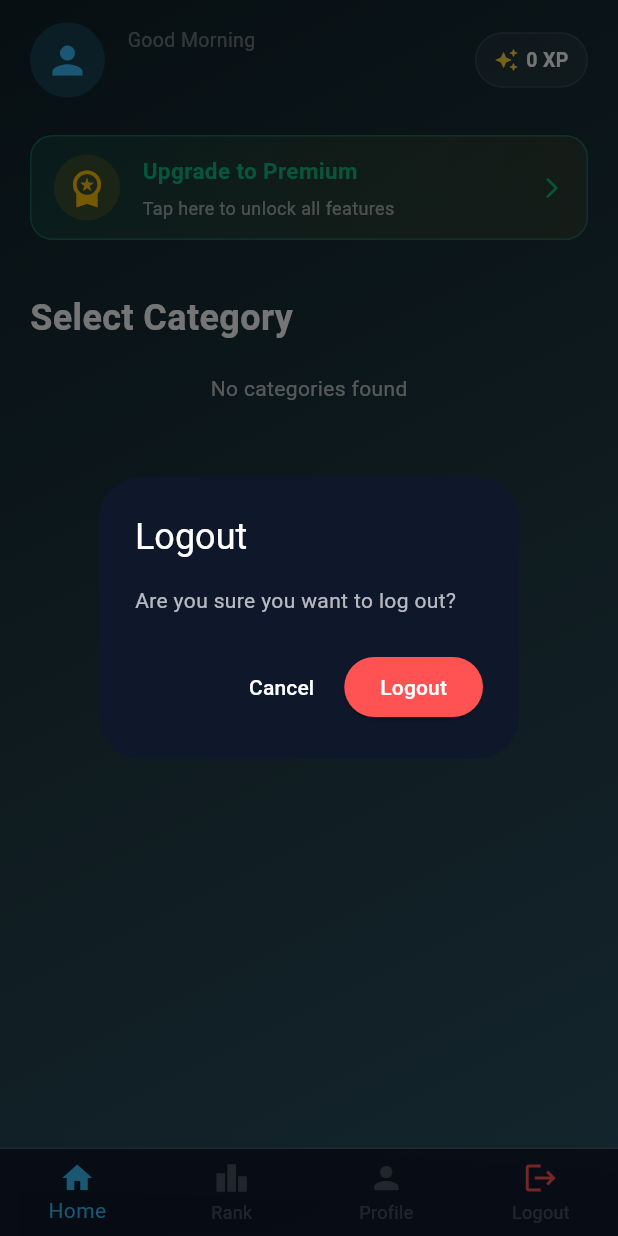
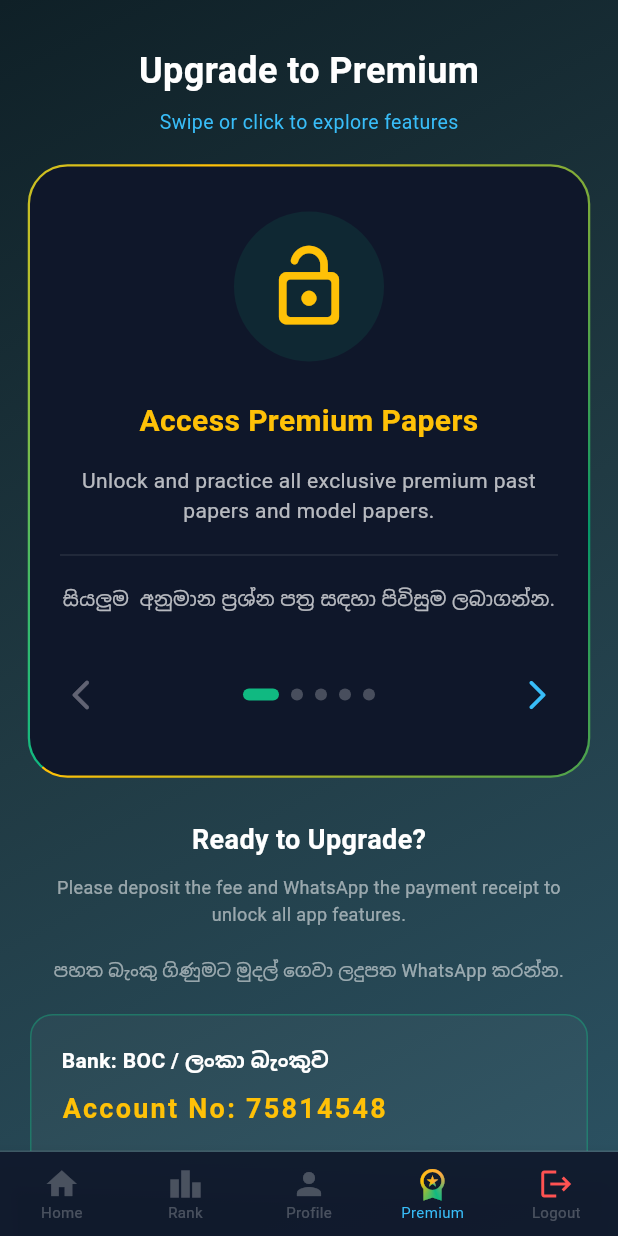
Before and after one commit to ruwan-dev/gk_quiz_app, a Flutter app: the screen it shows once a user with an empty profile is signed in, item 4 of the bottom bar chosen, on a phone screen of 412 x 824 dp. Run offline on Flutter 3.47's test engine with Material 3 defaults, Android fonts, the phone set to English and light mode, and no system bars; our stand-ins replace cloud_firestore, firebase_auth, firebase_core, percent_indicator; accounts and stored records are empty; Roboto replaces fonts that are missing (Poppins).

Commit message:
feat: implement PremiumScreen with feature highlights and navigation

```diff
--- a/lib/screens/home_screen.dart
+++ b/lib/screens/home_screen.dart
@@ -8,6 +8,7 @@ import 'admin_panel.dart';
 import 'login_screen.dart';
 import 'leaderboard_screen.dart';
 import 'profile_screen.dart';
+import 'premium_screen.dart'; // 🚀 අලුත් Premium Screen එක Import කළා
 import '../main.dart';
 import '../theme/app_theme.dart';
 import '../utils/gemini_loader.dart';
@@ -20,29 +21,39 @@ class HomeScreen extends StatefulWidget {
 }
 
 class _HomeScreenState extends State<HomeScreen> {
-  int _selectedIndex = 0;
+  String _currentLabel = "Home";
 
-  List<Widget> _getScreens(bool isAdmin) {
-    return [
-      const HomeTab(),
-      const LeaderboardScreen(),
-      const ProfileScreen(),
-      if (isAdmin) const AdminPanel(),
-    ];
+  Widget _getScreen(bool isAdmin) {
+    switch (_currentLabel) {
+      case "Home": return HomeTab(onNavigate: _onNavigateToTab); // 🚀 Tab මාරු කරන්න function එක pass කරනවා
+      case "Rank": return const LeaderboardScreen();
+      case "Premium": return const PremiumScreen(); // 🚀 Premium Screen එක මෙතනට දුන්නා
+      case "Profile": return const ProfileScreen();
+      case "Admin": return isAdmin ? const AdminPanel() : HomeTab(onNavigate: _onNavigateToTab);
+      default: return HomeTab(onNavigate: _onNavigateToTab);
+    }
   }
 
-  void _onItemTapped(int index, bool isAdmin, bool isDeactivated) {
-    int logoutIndex = isAdmin ? 4 : 3;
-    if (index == logoutIndex) {
-      _showLogoutDialog();
-      return;
-    }
+  // 🚀 වෙනත් Widget එකකින් Tab එක මාරු කරන්න අවශ්‍ය වුණොත් මේක පාවිච්චි කරනවා
+  void _onNavigateToTab(String label) {
+    setState(() {
+      _currentLabel = label;
+    });
+  }
+
+  void _onItemTapped(String label, bool isDeactivated, BuildContext context) {
     if (isDeactivated) {
       _showDeactivatedSnackBar();
       return;
     }
+    if (label == "Logout") {
+      _showLogoutDialog();
+      return;
+    }
+
+    // 🚀 දැන් Premium Click කළාම කෙලින්ම Tab එක මාරු වෙනවා (Popup නෑ)
     setState(() {
-      _selectedIndex = index;
+      _currentLabel = label;
     });
   }
 
@@ -90,12 +101,32 @@ class _HomeScreenState extends State<HomeScreen> {
       stream: FirebaseFirestore.instance.collection('users').doc(currentUser?.uid).snapshots(),
       builder: (context, snapshot) {
         bool isDeactivated = false;
+        bool isPremium = false;
+
         if (snapshot.hasData && snapshot.data!.exists) {
           final data = snapshot.data!.data() as Map<String, dynamic>?;
           isDeactivated = data?['isDeactivated'] ?? false;
+          isPremium = data?['isPremium'] ?? false;
         }
 
-        final List<Widget> screens = _getScreens(isAdmin);
+        List<BottomNavigationBarItem> navItems = [
+          const BottomNavigationBarItem(icon: Icon(Icons.home), label: "Home"),
+          const BottomNavigationBarItem(icon: Icon(Icons.leaderboard), label: "Rank"),
+          const BottomNavigationBarItem(icon: Icon(Icons.person), label: "Profile"),
+        ];
+
+        if (!isPremium) {
+          navItems.add(const BottomNavigationBarItem(icon: AnimatedPremiumIcon(), label: "Premium"));
+        }
+
+        if (isAdmin) {
+          navItems.add(const BottomNavigationBarItem(icon: Icon(Icons.admin_panel_settings), label: "Admin"));
+        }
+
+        navItems.add(const BottomNavigationBarItem(icon: Icon(Icons.logout, color: Colors.redAccent), label: "Logout"));
+
+        int currentIndex = navItems.indexWhere((item) => item.label == _currentLabel);
+        if (currentIndex == -1) currentIndex = 0;
 
         return Scaffold(
           backgroundColor: Colors.transparent,
@@ -130,7 +161,7 @@ class _HomeScreenState extends State<HomeScreen> {
                     absorbing: isDeactivated,
                     child: Opacity(
                       opacity: isDeactivated ? 0.4 : 1.0,
-                      child: screens[_selectedIndex],
+                      child: _getScreen(isAdmin),
                     ),
                   ),
                 ),
@@ -144,15 +175,11 @@ class _HomeScreenState extends State<HomeScreen> {
               type: BottomNavigationBarType.fixed,
               selectedItemColor: isDeactivated ? Colors.white24 : const Color(0xFF38BDF8),
               unselectedItemColor: Colors.white24,
-              currentIndex: _selectedIndex,
-              onTap: (index) => _onItemTapped(index, isAdmin, isDeactivated),
-              items: [
-                const BottomNavigationBarItem(icon: Icon(Icons.home), label: "Home"),
-                const BottomNavigationBarItem(icon: Icon(Icons.leaderboard), label: "Rank"),
-                const BottomNavigationBarItem(icon: Icon(Icons.person), label: "Profile"),
-                if (isAdmin) const BottomNavigationBarItem(icon: Icon(Icons.admin_panel_settings), label: "Admin"),
-                const BottomNavigationBarItem(icon: Icon(Icons.logout, color: Colors.redAccent), label: "Logout"),
-              ],
+              currentIndex: currentIndex,
+              selectedFontSize: 10,
+              unselectedFontSize: 10,
+              onTap: (index) => _onItemTapped(navItems[index].label ?? "", isDeactivated, context),
+              items: navItems,
             ),
           ),
         );
@@ -161,21 +188,53 @@ class _HomeScreenState extends State<HomeScreen> {
   }
 }
 
+class AnimatedPremiumIcon extends StatefulWidget {
+  const AnimatedPremiumIcon({super.key});
+  @override
+  State<AnimatedPremiumIcon> createState() => _AnimatedPremiumIconState();
+}
+
+class _AnimatedPremiumIconState extends State<AnimatedPremiumIcon> with SingleTickerProviderStateMixin {
+  late AnimationController _controller;
+
+  @override
+  void initState() {
+    super.initState();
+    _controller = AnimationController(vsync: this, duration: const Duration(seconds: 2))..repeat();
+  }
+
+  @override
+  void dispose() {
+    _controller.dispose();
+    super.dispose();
+  }
+
+  @override
+  Widget build(BuildContext context) {
+    return AnimatedBuilder(
+      animation: _controller,
+      builder: (context, child) {
+        return ShaderMask(
+          shaderCallback: (bounds) => SweepGradient(
+            colors: const [Colors.amber, Colors.orangeAccent, Color(0xFF10B981), Colors.amber],
+            transform: GradientRotation(_controller.value * 2 * math.pi),
+          ).createShader(bounds),
+          child: const Icon(Icons.workspace_premium, color: Colors.white),
+        );
+      }
+    );
+  }
+}
+
 class HomeTab extends StatelessWidget {
-  const HomeTab({super.key});
+  final Function(String) onNavigate; // 🚀 Tab මාරු කරන්න function එක
+  const HomeTab({super.key, required this.onNavigate});
 
   String _getGreeting() {
     var hour = DateTime.now().hour;
     if (hour < 12) return 'Good Morning';
     if (hour < 17) return 'Good Afternoon';
     return 'Good Evening';
-  }
-
-  void _showPremiumPopup(BuildContext context) {
-    showDialog(
-      context: context,
-      builder: (context) => const AnimatedPremiumPopup(),
-    );
   }
 
   @override
@@ -253,7 +312,7 @@ class HomeTab extends StatelessWidget {
                   if (!isPremium) ...[
                     const SizedBox(height: 25),
                     GestureDetector(
-                      onTap: () => _showPremiumPopup(context),
+                      onTap: () => onNavigate("Premium"), // 🚀 දැන් මේක Click කළාමත් Premium Tab එකට යනවා
                       child: Container(
                         padding: const EdgeInsets.symmetric(horizontal: 15, vertical: 12),
                         decoration: BoxDecoration(
@@ -353,55 +412,6 @@ class HomeTab extends StatelessWidget {
   }
 }
 
-class AnimatedPremiumPopup extends StatefulWidget {
-  const AnimatedPremiumPopup({super.key});
-  @override
-  State<AnimatedPremiumPopup> createState() => _AnimatedPremiumPopupState();
-}
-
-class _AnimatedPremiumPopupState extends State<AnimatedPremiumPopup> with SingleTickerProviderStateMixin {
-  late AnimationController _controller;
-  @override
-  void initState() {
-    super.initState();
-    _controller = AnimationController(vsync: this, duration: const Duration(seconds: 3))..repeat();
-  }
-  @override
-  void dispose() { _controller.dispose(); super.dispose(); }
-  @override
-  Widget build(BuildContext context) {
-    return Dialog(
-      backgroundColor: Colors.transparent,
-      child: AnimatedBuilder(
-        animation: _controller,
-        builder: (context, child) => CustomPaint(
-          painter: GradientBorderPainter(angle: _controller.value * 2 * math.pi, strokeWidth: 3.0, radius: 20, gradientColors: const [Color(0xFF10B981), Colors.amber, Color(0xFF059669), Colors.amber]),
-          child: child,
-        ),
-        child: Container(
-          padding: const EdgeInsets.all(20),
-          decoration: BoxDecoration(color: const Color(0xFF0F172A), borderRadius: BorderRadius.circular(20)),
-          child: Column(mainAxisSize: MainAxisSize.min, children: [
-            Container(padding: const EdgeInsets.all(12), decoration: BoxDecoration(color: const Color(0xFF10B981).withOpacity(0.1), shape: BoxShape.circle), child: const Icon(Icons.workspace_premium, color: Colors.amber, size: 50)),
-            const SizedBox(height: 15),
-            const Text("Unlock Premium!", textAlign: TextAlign.center, style: TextStyle(color: Colors.amber, fontSize: 20, fontWeight: FontWeight.bold)),
-            const SizedBox(height: 12),
-            const Text("Please deposit the fee and WhatsApp the payment receipt to unlock all app features.\n\nබැංකු ගිණුමට මුදල් ගෙවා ලදුපත WhatsApp කරන්න.", textAlign: TextAlign.center, style: TextStyle(color: Colors.white70, fontSize: 12, height: 1.5)),
-            const SizedBox(height: 20),
-            Container(width: double.infinity, padding: const EdgeInsets.all(15), decoration: BoxDecoration(color: Colors.white.withOpacity(0.03), borderRadius: BorderRadius.circular(12), border: Border.all(color: const Color(0xFF10B981).withOpacity(0.4))), child: const Column(crossAxisAlignment: CrossAxisAlignment.start, children: [
-              Text("Bank: BOC / ලංකා බැංකුව", style: TextStyle(color: Colors.white, fontWeight: FontWeight.bold, fontSize: 13)),
-              SizedBox(height: 5),
-              Text("Account No: 1234567890", style: TextStyle(color: Colors.amber, fontWeight: FontWeight.bold, fontSize: 16, letterSpacing: 1.2)),
-            ])),
-            const SizedBox(height: 25),
-            SizedBox(width: double.infinity, height: 45, child: ElevatedButton(style: ElevatedButton.styleFrom(backgroundColor: const Color(0xFF10B981), foregroundColor: Colors.white, shape: RoundedRectangleBorder(borderRadius: BorderRadius.circular(12))), onPressed: () => Navigator.pop(context), child: const Text("Got it!", style: TextStyle(fontWeight: FontWeight.bold, fontSize: 15))))
-          ]),
-        ),
-      ),
-    );
-  }
-}
-
 class AnimatedCategoryCard extends StatefulWidget {
   final String title; final IconData icon; final Color iconColor; final String catId; final bool isNew; final bool isDisabled;
   const AnimatedCategoryCard({super.key, required this.title, required this.icon, required this.iconColor, required this.catId, this.isNew = false, this.isDisabled = false});
@@ -482,7 +492,6 @@ class _AnimatedCategoryCardState extends State<AnimatedCategoryCard> with Single
             child: InkWell(
               borderRadius: BorderRadius.circular(20),
               onTap: () {
-                // isDisabled නම් SnackBar එක පෙන්නන එක අයින් කළා. දැන් කිසිම දෙයක් වෙන්නේ නැහැ.
                 if (!widget.isDisabled) {
                   Navigator.push(context, MaterialPageRoute(builder: (context) => MainBackgroundWrapper(child: PapersScreen(categoryId: widget.catId, categoryName: widget.title))));
                 }
--- /dev/null
+++ b/lib/screens/premium_screen.dart
@@ -0,0 +1,288 @@
+import 'package:flutter/material.dart';
+import 'dart:math' as math;
+import '../utils/app_constants.dart';
+
+class PremiumScreen extends StatefulWidget {
+  const PremiumScreen({super.key});
+
+  @override
+  State<PremiumScreen> createState() => _PremiumScreenState();
+}
+
+class _PremiumScreenState extends State<PremiumScreen> with SingleTickerProviderStateMixin {
+  late AnimationController _controller;
+  int _featureIndex = 0;
+
+  final List<Map<String, dynamic>> _features = [
+    {
+      'icon': Icons.lock_open_rounded,
+      'title': "Access Premium Papers",
+      'enDesc': "Unlock and practice all exclusive premium past papers and model papers.",
+      'siDesc': "සියලුම  අනුමාන ප්‍රශ්න පත්‍ර සඳහා පිවිසුම ලබාගන්න.",
+    },
+    {
+      'icon': Icons.verified_rounded,
+      'title': "Exclusive Verified Badge",
+      'enDesc': "Stand out with a special verified badge next to your name.",
+      'siDesc': "ඔබගේ නමට ඉදිරියෙන් සුවිශේෂී Verified ලාංඡනයක් (Badge) ලබාගන්න.",
+    },
+    {
+      'icon': Icons.account_circle_rounded,
+      'title': "Custom Profile Avatar",
+      'enDesc': "Personalize your profile by uploading your own custom avatar.",
+      'siDesc': "ඔබගේ ගිණුමට ඔබ කැමතිම පින්තූරයක් (Avatar) ඇතුළත් කරගන්න.",
+    },
+    {
+      'icon': Icons.leaderboard_rounded,
+      'title': "Leaderboard Visibility",
+      'enDesc': "Ability to view your rank. (This feature does not affect your score, but the ranking/leaderboard will remain hidden.)",
+      'siDesc': "Ranking වල තමන්ට හිමි ස්ථානය බලාගැනිමට හැකිවීම.(පහසුකම ලකුනු වලට බලපෑමක් සිදු නොකරයි,නමුත් Ranking එක නොපෙන්වයි)",
+    },
+    {
+      'icon': Icons.ads_click_rounded,
+      'title': "Ad-Free Experience",
+      'enDesc': "Enjoy a smooth, uninterrupted learning experience without any ads.",
+      'siDesc': "කිසිදු කරදරකාරී දැන්වීමකින් තොරව නිදහසේ ඇප් එක භාවිතා කරන්න.",
+    },
+  ];
+
+  @override
+  void initState() {
+    super.initState();
+    _controller = AnimationController(vsync: this, duration: const Duration(seconds: 3))..repeat();
+  }
+
+  @override
+  void dispose() {
+    _controller.dispose();
+    super.dispose();
+  }
+
+  Widget _buildFeatureContent(int index) {
+    final feature = _features[index];
+
+    return Column(
+      key: ValueKey<int>(index),
+      mainAxisSize: MainAxisSize.min,
+      children: [
+        Container(
+          padding: const EdgeInsets.all(20),
+          decoration: BoxDecoration(color: const Color(0xFF10B981).withOpacity(0.1), shape: BoxShape.circle),
+          child: Icon(feature['icon'], color: Colors.amber, size: 60),
+        ),
+        const SizedBox(height: 25),
+
+        Text(
+          feature['title'],
+          textAlign: TextAlign.center,
+          style: const TextStyle(color: Colors.amber, fontSize: 20, fontWeight: FontWeight.bold),
+        ),
+        const SizedBox(height: 15),
+
+        Text(
+          feature['enDesc'],
+          textAlign: TextAlign.center,
+          style: const TextStyle(color: Colors.white70, fontSize: 14, height: 1.4),
+        ),
+
+        const Padding(
+          padding: EdgeInsets.symmetric(vertical: 12.0),
+          child: Divider(color: Colors.white10, thickness: 1),
+        ),
+
+        Text(
+          feature['siDesc'],
+          textAlign: TextAlign.center,
+          style: const TextStyle(color: Colors.white70, fontSize: 13, height: 1.4),
+        ),
+      ],
+    );
+  }
+
+  void _nextFeature() {
+    if (_featureIndex < _features.length - 1) {
+      setState(() => _featureIndex++);
+    }
+  }
+
+  void _prevFeature() {
+    if (_featureIndex > 0) {
+      setState(() => _featureIndex--);
+    }
+  }
+
+  @override
+  Widget build(BuildContext context) {
+    return SingleChildScrollView(
+      physics: const BouncingScrollPhysics(),
+      padding: const EdgeInsets.all(20.0),
+      child: Column(
+        crossAxisAlignment: CrossAxisAlignment.center,
+        children: [
+          const SizedBox(height: 10),
+          const Text(
+            "Upgrade to Premium",
+            style: TextStyle(color: Colors.white, fontSize: 24, fontWeight: FontWeight.bold),
+          ),
+          const SizedBox(height: 8),
+          const Text(
+            "Swipe or click to explore features",
+            style: TextStyle(color: Color(0xFF38BDF8), fontSize: 13),
+          ),
+          const SizedBox(height: 20),
+
+          GestureDetector(
+            onHorizontalDragEnd: (details) {
+              if (details.primaryVelocity! > 0) {
+                _prevFeature();
+              } else if (details.primaryVelocity! < 0) {
+                _nextFeature();
+              }
+            },
+            child: AnimatedBuilder(
+              animation: _controller,
+              builder: (context, child) => CustomPaint(
+                painter: _PremiumGradientPainter(
+                  angle: _controller.value * 2 * math.pi,
+                  strokeWidth: 3.0,
+                  radius: 25,
+                  gradientColors: const [Color(0xFF10B981), Colors.amber, Color(0xFF059669), Colors.amber],
+                ),
+                child: child,
+              ),
+              child: Container(
+                width: double.infinity,
+                padding: const EdgeInsets.symmetric(horizontal: 10, vertical: 30),
+                decoration: BoxDecoration(
+                  color: const Color(0xFF0F172A),
+                  borderRadius: BorderRadius.circular(25),
+                ),
+                child: Column(
+                  mainAxisSize: MainAxisSize.min,
+                  children: [
+                    Padding(
+                      padding: const EdgeInsets.symmetric(horizontal: 10),
+                      child: AnimatedSwitcher(
+                        duration: const Duration(milliseconds: 300),
+                        transitionBuilder: (Widget child, Animation<double> animation) {
+                          return FadeTransition(opacity: animation, child: child);
+                        },
+                        child: _buildFeatureContent(_featureIndex),
+                      ),
+                    ),
+
+                    const SizedBox(height: 30),
+
+                    // 🚀 Arrows සහ Dots එකට තියෙන Row එක
+                    Row(
+                      mainAxisAlignment: MainAxisAlignment.spaceBetween,
+                      children: [
+                        IconButton(
+                          icon: const Icon(Icons.arrow_back_ios_new_rounded),
+                          color: _featureIndex > 0 ? const Color(0xFF38BDF8) : Colors.white12,
+                          onPressed: _featureIndex > 0 ? _prevFeature : null,
+                        ),
+
+                        Row(
+                          mainAxisAlignment: MainAxisAlignment.center,
+                          children: List.generate(
+                            _features.length,
+                            (index) => _buildDot(index)
+                          ),
+                        ),
+
+                        IconButton(
+                          icon: const Icon(Icons.arrow_forward_ios_rounded),
+                          color: _featureIndex < _features.length - 1 ? const Color(0xFF38BDF8) : Colors.white12,
+                          onPressed: _featureIndex < _features.length - 1 ? _nextFeature : null,
+                        ),
+                      ],
+                    ),
+                  ],
+                ),
+              ),
+            ),
+          ),
+
+          const SizedBox(height: 30),
+
+          const Text(
+            "Ready to Upgrade?",
+            style: TextStyle(color: Colors.white, fontSize: 18, fontWeight: FontWeight.bold),
+          ),
+          const SizedBox(height: 10),
+          const Text(
+            "Please deposit the fee and WhatsApp the payment receipt to unlock all app features.\n\nපහත බැංකු ගිණුමට මුදල් ගෙවා ලදුපත WhatsApp කරන්න.",
+            textAlign: TextAlign.center,
+            style: TextStyle(color: Colors.white54, fontSize: 12, height: 1.5),
+          ),
+          const SizedBox(height: 20),
+
+          Container(
+            width: double.infinity,
+            padding: const EdgeInsets.all(20),
+            decoration: BoxDecoration(
+              color: Colors.white.withOpacity(0.03),
+              borderRadius: BorderRadius.circular(15),
+              border: Border.all(color: const Color(0xFF10B981).withOpacity(0.4)),
+            ),
+            child: Column(
+              crossAxisAlignment: CrossAxisAlignment.start,
+              children: [
+                Text("Bank: ${AppConstants.bankName}", style: const TextStyle(color: Colors.white, fontWeight: FontWeight.bold, fontSize: 14)),
+                const SizedBox(height: 8),
+                Text("Account No: ${AppConstants.bankAccountNo}", style: const TextStyle(color: Colors.amber, fontWeight: FontWeight.bold, fontSize: 18, letterSpacing: 1.5)),
+                const Padding(
+                  padding: EdgeInsets.symmetric(vertical: 15.0),
+                  child: Divider(color: Colors.white10, thickness: 1),
+                ),
+                Row(
+                  children: [
+                    const Icon(Icons.chat_bubble_outline, color: Color(0xFF25D366), size: 20),
+                    const SizedBox(width: 10),
+                    Text("WhatsApp: ${AppConstants.phoneNumber}", style: const TextStyle(color: Colors.white, fontWeight: FontWeight.bold, fontSize: 15)),
+                  ],
+                ),
+              ],
+            ),
+          ),
+          const SizedBox(height: 30),
+        ],
+      ),
+    );
+  }
+
+  Widget _buildDot(int index) {
+    return AnimatedContainer(
+      duration: const Duration(milliseconds: 300),
+      margin: const EdgeInsets.symmetric(horizontal: 4),
+      height: 8,
+      width: _featureIndex == index ? 24 : 8,
+      decoration: BoxDecoration(
+        color: _featureIndex == index ? const Color(0xFF10B981) : Colors.white24,
+        borderRadius: BorderRadius.circular(4),
+      ),
+    );
+  }
+}
+
+class _PremiumGradientPainter extends CustomPainter {
+  final double angle, strokeWidth, radius;
+  final List<Color> gradientColors;
+
+  _PremiumGradientPainter({required this.angle, required this.strokeWidth, required this.radius, required this.gradientColors});
+
+  @override
+  void paint(Canvas canvas, Size size) {
+    final rect = Rect.fromLTWH(0, 0, size.width, size.height);
+    final rrect = RRect.fromRectAndRadius(rect, Radius.circular(radius));
+    final paint = Paint()
+      ..strokeWidth = strokeWidth
+      ..style = PaintingStyle.stroke
+      ..shader = SweepGradient(colors: gradientColors, transform: GradientRotation(angle)).createShader(rect);
+    canvas.drawRRect(rrect, paint);
+  }
+
+  @override
+  bool shouldRepaint(covariant _PremiumGradientPainter oldDelegate) => oldDelegate.angle != angle;
+}
```
